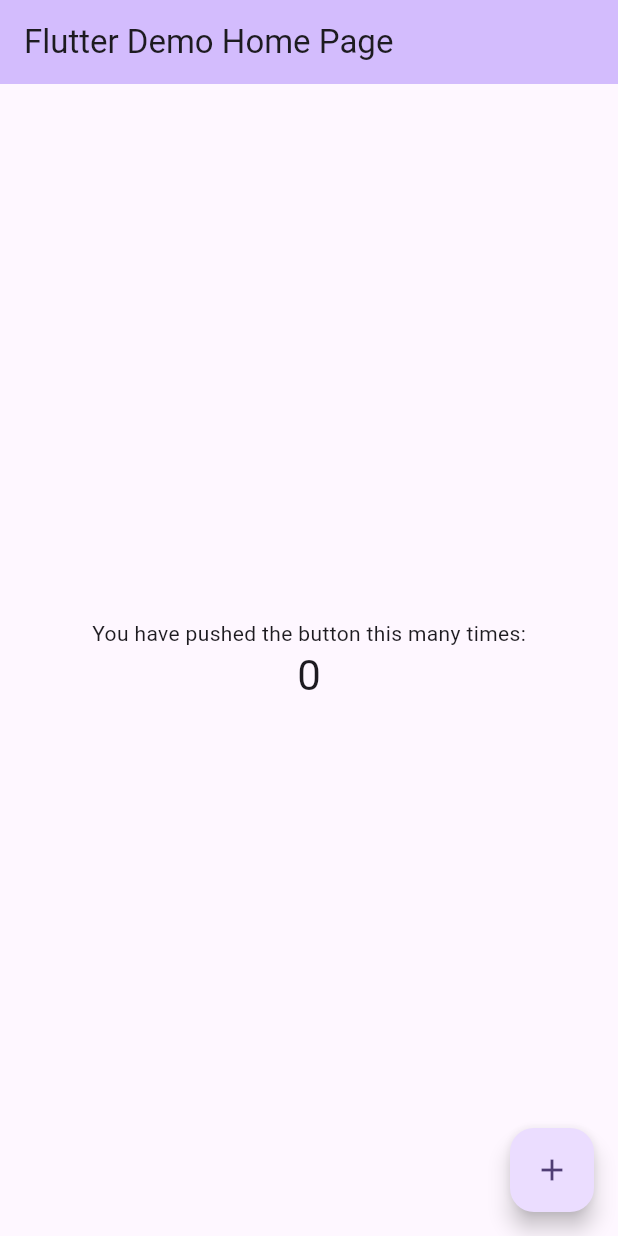
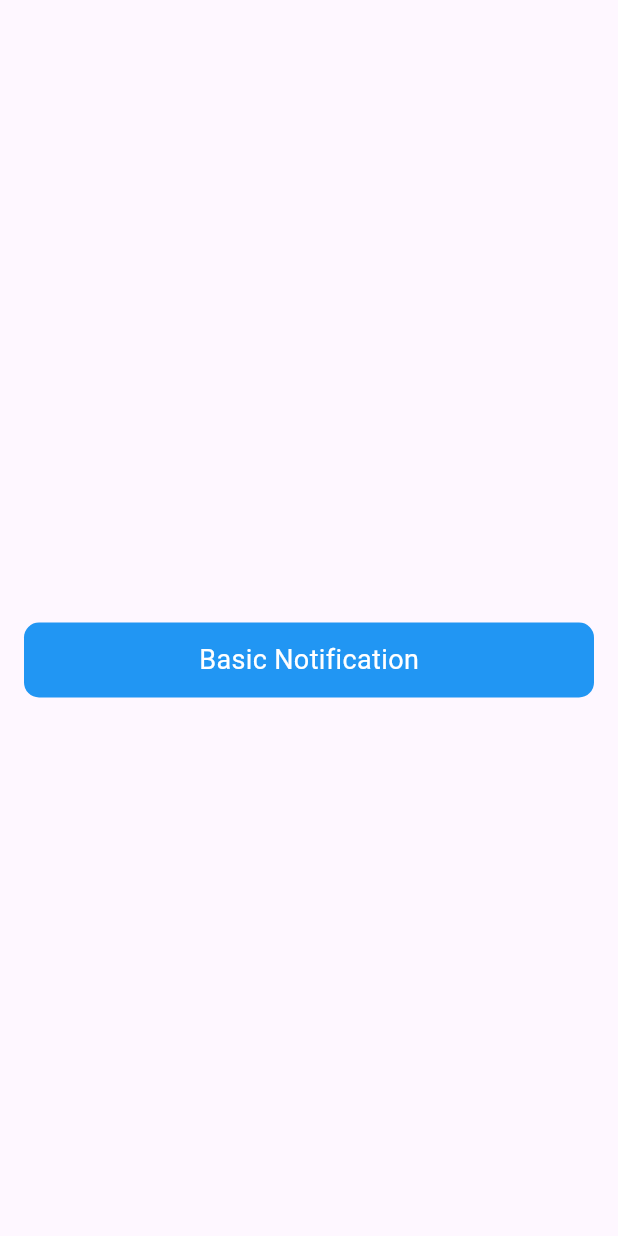
Before and after one commit to Esmail-Sameh/Flutter_Local_Notification, a Flutter app: the screen it shows after launch, on a phone screen of 412 x 824 dp. Run offline on Flutter 3.47's test engine with Material 3 defaults, Android fonts, the phone set to English and light mode, and no system bars; our stand-ins replace flutter_local_notifications.

Commit message:
finaly setup lacal notifiaction and Basic Notification function

```diff
--- a/lib/main.dart
+++ b/lib/main.dart
@@ -1,125 +1,21 @@
 import 'package:flutter/material.dart';
+import 'package:local_notifications/screens/home_screen.dart';
 
-void main() {
-  runApp(const MyApp());
+import 'notification_serves/local_notifacations_serves.dart';
+
+void main()async{
+  WidgetsFlutterBinding.ensureInitialized();
+  LocalNotifacationsServes.init();
+  runApp(MyApp());
 }
 
 class MyApp extends StatelessWidget {
   const MyApp({super.key});
 
-  // This widget is the root of your application.
   @override
   Widget build(BuildContext context) {
     return MaterialApp(
-      title: 'Flutter Demo',
-      theme: ThemeData(
-        // This is the theme of your application.
-        //
-        // TRY THIS: Try running your application with "flutter run". You'll see
-        // the application has a purple toolbar. Then, without quitting the app,
-        // try changing the seedColor in the colorScheme below to Colors.green
-        // and then invoke "hot reload" (save your changes or press the "hot
-        // reload" button in a Flutter-supported IDE, or press "r" if you used
-        // the command line to start the app).
-        //
-        // Notice that the counter didn't reset back to zero; the application
-        // state is not lost during the reload. To reset the state, use hot
-        // restart instead.
-        //
-        // This works for code too, not just values: Most code changes can be
-        // tested with just a hot reload.
-        colorScheme: ColorScheme.fromSeed(seedColor: Colors.deepPurple),
-        useMaterial3: true,
-      ),
-      home: const MyHomePage(title: 'Flutter Demo Home Page'),
+      home: HomeScreen(),
     );
   }
 }
-
-class MyHomePage extends StatefulWidget {
-  const MyHomePage({super.key, required this.title});
-
-  // This widget is the home page of your application. It is stateful, meaning
-  // that it has a State object (defined below) that contains fields that affect
-  // how it looks.
-
-  // This class is the configuration for the state. It holds the values (in this
-  // case the title) provided by the parent (in this case the App widget) and
-  // used by the build method of the State. Fields in a Widget subclass are
-  // always marked "final".
-
-  final String title;
-
-  @override
-  State<MyHomePage> createState() => _MyHomePageState();
-}
-
-class _MyHomePageState extends State<MyHomePage> {
-  int _counter = 0;
-
-  void _incrementCounter() {
-    setState(() {
-      // This call to setState tells the Flutter framework that something has
-      // changed in this State, which causes it to rerun the build method below
-      // so that the display can reflect the updated values. If we changed
-      // _counter without calling setState(), then the build method would not be
-      // called again, and so nothing would appear to happen.
-      _counter++;
-    });
-  }
-
-  @override
-  Widget build(BuildContext context) {
-    // This method is rerun every time setState is called, for instance as done
-    // by the _incrementCounter method above.
-    //
-    // The Flutter framework has been optimized to make rerunning build methods
-    // fast, so that you can just rebuild anything that needs updating rather
-    // than having to individually change instances of widgets.
-    return Scaffold(
-      appBar: AppBar(
-        // TRY THIS: Try changing the color here to a specific color (to
-        // Colors.amber, perhaps?) and trigger a hot reload to see the AppBar
-        // change color while the other colors stay the same.
-        backgroundColor: Theme.of(context).colorScheme.inversePrimary,
-        // Here we take the value from the MyHomePage object that was created by
-        // the App.build method, and use it to set our appbar title.
-        title: Text(widget.title),
-      ),
-      body: Center(
-        // Center is a layout widget. It takes a single child and positions it
-        // in the middle of the parent.
-        child: Column(
-          // Column is also a layout widget. It takes a list of children and
-          // arranges them vertically. By default, it sizes itself to fit its
-          // children horizontally, and tries to be as tall as its parent.
-          //
-          // Column has various properties to control how it sizes itself and
-          // how it positions its children. Here we use mainAxisAlignment to
-          // center the children vertically; the main axis here is the vertical
-          // axis because Columns are vertical (the cross axis would be
-          // horizontal).
-          //
-          // TRY THIS: Invoke "debug painting" (choose the "Toggle Debug Paint"
-          // action in the IDE, or press "p" in the console), to see the
-          // wireframe for each widget.
-          mainAxisAlignment: MainAxisAlignment.center,
-          children: <Widget>[
-            const Text(
-              'You have pushed the button this many times:',
-            ),
-            Text(
-              '$_counter',
-              style: Theme.of(context).textTheme.headlineMedium,
-            ),
-          ],
-        ),
-      ),
-      floatingActionButton: FloatingActionButton(
-        onPressed: _incrementCounter,
-        tooltip: 'Increment',
-        child: const Icon(Icons.add),
-      ), // This trailing comma makes auto-formatting nicer for build methods.
-    );
-  }
-}
--- /dev/null
+++ b/lib/notification_serves/local_notifacations_serves.dart
@@ -0,0 +1,31 @@
+import 'package:flutter/material.dart';
+import 'package:flutter_local_notifications/flutter_local_notifications.dart';
+
+class LocalNotifacationsServes {
+  static FlutterLocalNotificationsPlugin flutterLocalNotificationsPlugin =
+      FlutterLocalNotificationsPlugin();
+
+  static void Function(NotificationResponse notificationResponse)? onTap;
+
+  // static void Function(NotificationResponse)? onTap;
+
+  static Future init() async {
+    InitializationSettings settings = const InitializationSettings(
+      android: AndroidInitializationSettings('@mipmap/ic_launcher'),
+      iOS: DarwinInitializationSettings(),
+    );
+    flutterLocalNotificationsPlugin.initialize(
+      settings,
+      onDidReceiveBackgroundNotificationResponse: onTap,
+      onDidReceiveNotificationResponse: onTap,
+    );
+  }
+
+  static void showBasicNotification({ required String title , required String body}) async {
+    NotificationDetails? details = const NotificationDetails(
+      android: AndroidNotificationDetails('id 1', 'name 1', importance: Importance.max , priority: Priority.high),
+      iOS: DarwinNotificationDetails(),
+    );
+    await flutterLocalNotificationsPlugin.show(0, title, body, details);
+  }
+}
--- /dev/null
+++ b/lib/screens/home_screen.dart
@@ -0,0 +1,39 @@
+import 'package:flutter/material.dart';
+import 'package:local_notifications/notification_serves/local_notifacations_serves.dart';
+
+class HomeScreen extends StatelessWidget {
+  const HomeScreen({super.key});
+
+  @override
+  Widget build(BuildContext context) {
+    return Scaffold(
+      appBar: AppBar(),
+      body: Padding(
+        padding: const EdgeInsets.all(16.0),
+        child: Column(
+          mainAxisAlignment: MainAxisAlignment.center,
+          children: [
+            myButton(title: 'Basic Notification', onTap: (){
+              LocalNotifacationsServes.showBasicNotification( title: 'الذهاب الى الجم' ,  body: ' تمرينه صدر و رجل وقفا و قرف و يلا بينا نخربها'  );
+            }),
+          ],
+        ),
+      ),
+    );
+  }
+
+  Widget myButton({
+    required String title,
+    required void Function()? onTap,
+})=>GestureDetector(
+    onTap: onTap ,
+    child: Container(
+      padding: EdgeInsets.all(12),
+      decoration: BoxDecoration(
+        color: Colors.blue,
+        borderRadius: BorderRadius.circular(10),
+      ),
+      child: Center(child: Text(title , style: TextStyle(color: Colors.white, fontSize: 18 ),)),
+    ),
+  );
+}
```
Also changed, not shown: pubspec.yaml (+3 -38 lines), pubspec.lock, 2 other files.
